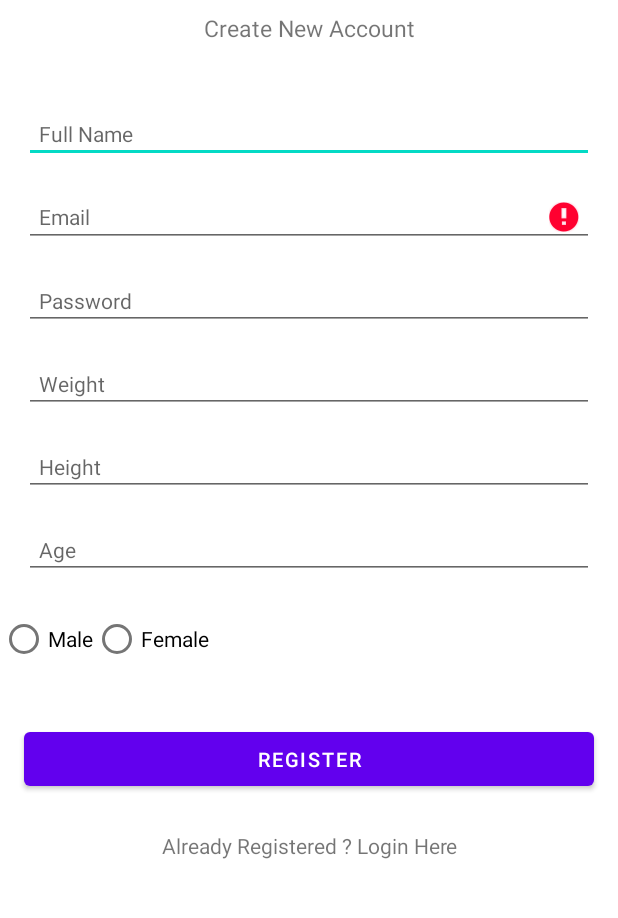
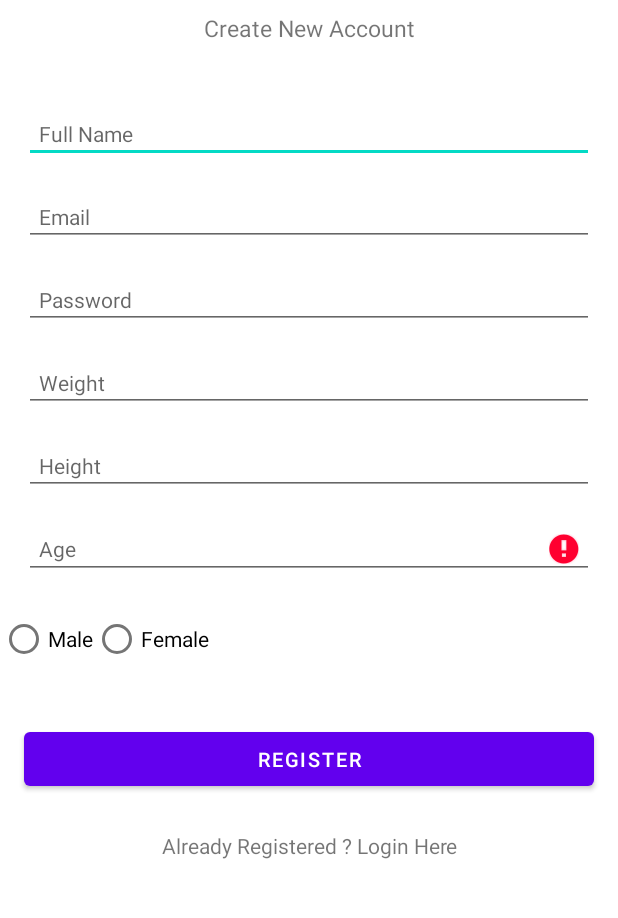
Before and after one commit to AsiptsovaMaksimenka/MyBalanceDiary, an Android app: the RegisterActivity screen opened directly, with no data from a screen before it, after a tap on "REGISTER", on a phone screen of 412 x 824 dp, the part 202-1120 px from its top. Run offline under Robolectric (Android 15) with nearby library versions, the phone set to English and light mode, and no system bars; our stand-ins replace Firebase (no records; nobody signed in at launch, a user with empty details on screens opened directly); 1 statement that could not run was skipped.

Commit message:
Update RegisterActivity.java

```diff
--- a/app/src/main/java/com/application/mybalancediary/RegisterActivity.java
+++ b/app/src/main/java/com/application/mybalancediary/RegisterActivity.java
@@ -4,16 +4,15 @@ import android.content.Intent;
 import android.os.Bundle;
 import android.text.TextUtils;
 import android.util.Log;
+import androidx.appcompat.app.AppCompatActivity;
 import android.view.View;
 import android.widget.Button;
 import android.widget.EditText;
 import android.widget.ProgressBar;
+import android.widget.RadioGroup;
 import android.widget.TextView;
 import android.widget.Toast;
-
 import androidx.annotation.NonNull;
-import androidx.appcompat.app.AppCompatActivity;
-
 import com.google.android.gms.tasks.OnCompleteListener;
 import com.google.android.gms.tasks.OnFailureListener;
 import com.google.android.gms.tasks.OnSuccessListener;
@@ -27,14 +26,18 @@ import com.google.firebase.firestore.FirebaseFirestore;
 import java.util.HashMap;
 import java.util.Map;
 
+
 public class RegisterActivity extends AppCompatActivity {
     public static final String TAG = "TAG";
-    EditText mFullName,mEmail,mPassword;
+    EditText mFullName,mEmail,mPassword,mHeight,mWeight,mAge;
     Button mRegisterBtn;
     TextView mLoginBtn;
     FirebaseAuth fAuth;
     ProgressBar progressBar;
     FirebaseFirestore fStore;
+    RadioGroup genderGroup;
+    int position;
+    String genderMF;
     String userID;
 
     @Override
@@ -50,7 +53,23 @@ public class RegisterActivity extends AppCompatActivity {
         fAuth = FirebaseAuth.getInstance();
         fStore = FirebaseFirestore.getInstance();
         progressBar = findViewById(R.id.progressBar);
-
+        mHeight   = findViewById(R.id.heightInput);
+        mWeight   = findViewById(R.id.weightInput);
+        mAge   = findViewById(R.id.ageInput);
+        genderGroup = findViewById(R.id.genderGroup);
+        genderGroup.setOnCheckedChangeListener(new RadioGroup.OnCheckedChangeListener() {
+            @Override
+        public void onCheckedChanged(RadioGroup group, int checkedId) {
+            position = genderGroup.indexOfChild(findViewById(checkedId));
+            if (position == 0) {
+                Log.d("Gender is ", "Male");
+                genderMF="Male";
+            } else {
+                Log.d("Gender is ", "Female");
+                genderMF="Female";
+            }
+        }
+        });
         if(fAuth.getCurrentUser() != null){
             startActivity(new Intent(getApplicationContext(),MainActivity.class));
             finish();
@@ -63,6 +82,26 @@ public class RegisterActivity extends AppCompatActivity {
                 final String email = mEmail.getText().toString().trim();
                 String password = mPassword.getText().toString().trim();
                 final String fullName = mFullName.getText().toString();
+                final String height=mHeight.getText().toString();
+                final String weight=mWeight.getText().toString();
+                final String age=mAge.getText().toString();
+                final String gender=genderMF;
+
+
+                if(TextUtils.isEmpty(age)){
+                    mAge.setError("Age is Required.");
+                    return;
+                }
+
+                if(TextUtils.isEmpty(weight)){
+                    mWeight.setError("Weight is Required.");
+                    return;
+                }
+                if(TextUtils.isEmpty(height)){
+                    mHeight.setError("Height is Required.");
+                    return;
+                }
+
 
                 if(TextUtils.isEmpty(email)){
                     mEmail.setError("Email is Required.");
@@ -107,6 +146,10 @@ public class RegisterActivity extends AppCompatActivity {
                             Map<String,Object> user = new HashMap<>();
                             user.put("fName",fullName);
                             user.put("email",email);
+                            user.put("weight",weight);
+                            user.put("height",height);
+                            user.put("age",age);
+                            user.put("gender",gender);
                             documentReference.set(user).addOnSuccessListener(new OnSuccessListener<Void>() {
                                 @Override
                                 public void onSuccess(Void aVoid) {
@@ -138,5 +181,6 @@ public class RegisterActivity extends AppCompatActivity {
             }
         });
 
+
     }
 }
```
